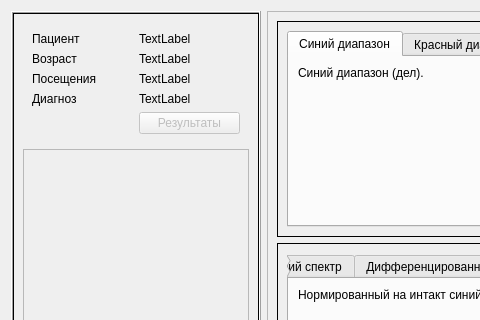
This is ui_forms/client_widget.ui in derElektrobesen/spectro_viewer as Qt 5 draws it before an edit; both pictures show x 0 to 480 and y 0 to 320 of the 909 by 480 pixel window. The edited form follows.
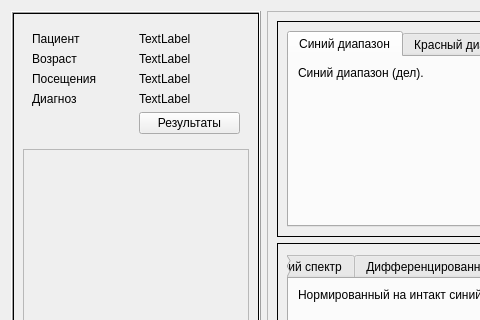
This is the edited form. Custom widgets are drawn as their Qt base class.

Commit message: Results dialog implemented

```diff
--- a/ui_forms/client_widget.ui
+++ b/ui_forms/client_widget.ui
@@ -112,7 +112,7 @@
             <item row="4" column="1">
              <widget class="QPushButton" name="results_btn">
               <property name="enabled">
-               <bool>false</bool>
+               <bool>true</bool>
               </property>
               <property name="text">
                <string>Результаты</string>
```
The commit also changes 7 other files.
